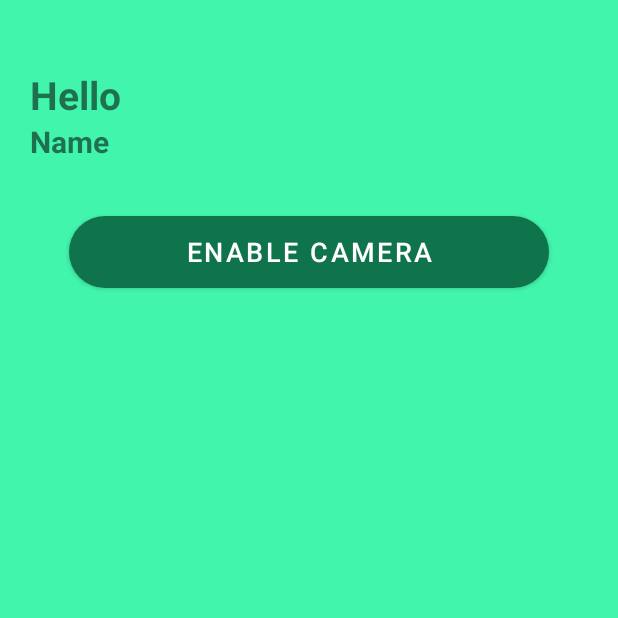
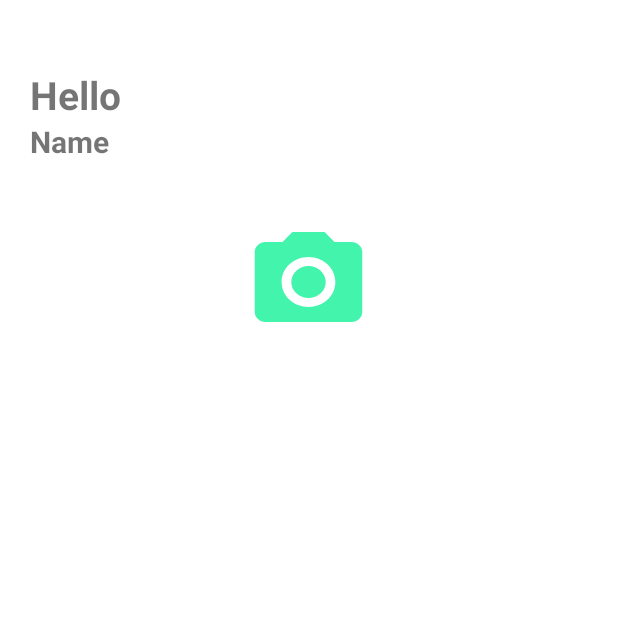
Before and after one commit to limachar/YourSelfieProject, an Android app: the MainActivity screen opened directly, with no data from a screen before it, on a phone screen of 412 x 824 dp, the top half of it. Run offline under Robolectric (Android 15) with nearby library versions, the light colour scheme and no system bars.

Commit message:
Remove button, add image button and camera image

```diff
--- a/app/src/main/java/com/example/yourselfie/MainActivity.java
+++ b/app/src/main/java/com/example/yourselfie/MainActivity.java
@@ -8,6 +8,7 @@
 import android.content.Intent;
 import android.os.Bundle;
 import android.widget.Button;
+import android.widget.ImageButton;
 import android.widget.TextView;
 
 import com.google.android.gms.auth.api.signin.GoogleSignIn;
@@ -26,7 +27,7 @@
         super.onCreate(savedInstanceState);
         setContentView(R.layout.activity_main);
 
-        Button cameraButton = findViewById(R.id.camera_button);
+        ImageButton cameraButton = findViewById(R.id.camera_button);
         userName = findViewById(R.id.userName);
         googleOptions = new GoogleSignInOptions.Builder(GoogleSignInOptions.DEFAULT_SIGN_IN).requestEmail().build();
         googleClient = GoogleSignIn.getClient(this, googleOptions);
--- a/app/src/main/res/layout/activity_main.xml
+++ b/app/src/main/res/layout/activity_main.xml
@@ -6,7 +6,7 @@
     android:layout_width="match_parent"
     android:layout_height="match_parent"
     android:orientation="vertical"
-    android:background="@color/mint_green"
+    android:background="@color/white"
     tools:context=".MainActivity">
 
     <LinearLayout
@@ -45,15 +45,16 @@
                 app:layout_constraintTop_toBottomOf="@id/Hello" />
 
 
-            <Button
+            <ImageButton
                 android:id="@+id/camera_button"
                 android:layout_gravity="center"
-                android:layout_width="320dp"
-                android:layout_height="60dp"
+                android:layout_width="110dp"
+                android:layout_height="100dp"
                 android:layout_marginTop="30dp"
-                android:text="@string/take_photo"
-                android:textSize="18sp"
-                app:cornerRadius="30dp" />
+                android:backgroundTint="@android:color/transparent"
+                android:foregroundTint="@color/white"
+                android:src="@drawable/baseline_photo_camera_24"
+                android:scaleType="fitXY"/>
 
 
 
```
